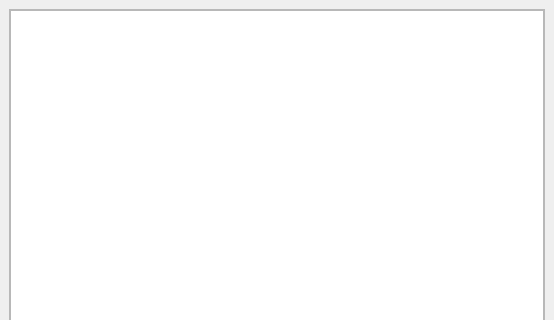
This is ui/nuke_file_browser_ui.ui in rameshbabuvfx/NukeFileBrowser as Qt 5 draws it before an edit; both pictures show x 0 to 554 and y 0 to 320 of the 554 by 647 pixel window. The edited form follows.
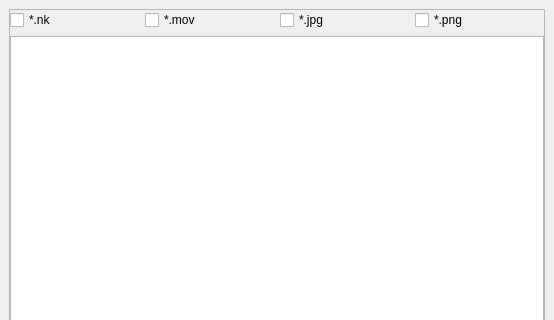
This is the edited form.

Patch:
```diff
--- a/ui/nuke_file_browser_ui.ui
+++ b/ui/nuke_file_browser_ui.ui
@@ -37,6 +37,47 @@
         <number>0</number>
        </property>
        <item row="0" column="0">
+        <layout class="QHBoxLayout" name="horizontalLayout">
+         <property name="bottomMargin">
+          <number>0</number>
+         </property>
+         <item>
+          <widget class="QCheckBox" name="NukeFilescheckBox">
+           <property name="text">
+            <string>*.nk</string>
+           </property>
+           <property name="checked">
+            <bool>false</bool>
+           </property>
+           <property name="tristate">
+            <bool>false</bool>
+           </property>
+          </widget>
+         </item>
+         <item>
+          <widget class="QCheckBox" name="MOVFilescheckBox">
+           <property name="text">
+            <string>*.mov</string>
+           </property>
+          </widget>
+         </item>
+         <item>
+          <widget class="QCheckBox" name="JPGfilescheckBox">
+           <property name="text">
+            <string>*.jpg</string>
+           </property>
+          </widget>
+         </item>
+         <item>
+          <widget class="QCheckBox" name="PNGfilesCheckbox">
+           <property name="text">
+            <string>*.png</string>
+           </property>
+          </widget>
+         </item>
+        </layout>
+       </item>
+       <item row="1" column="0">
         <widget class="QTreeView" name="FileExplorerTreeView">
          <property name="editTriggers">
           <set>QAbstractItemView::DoubleClicked|QAbstractItemView::EditKeyPressed</set>
```
